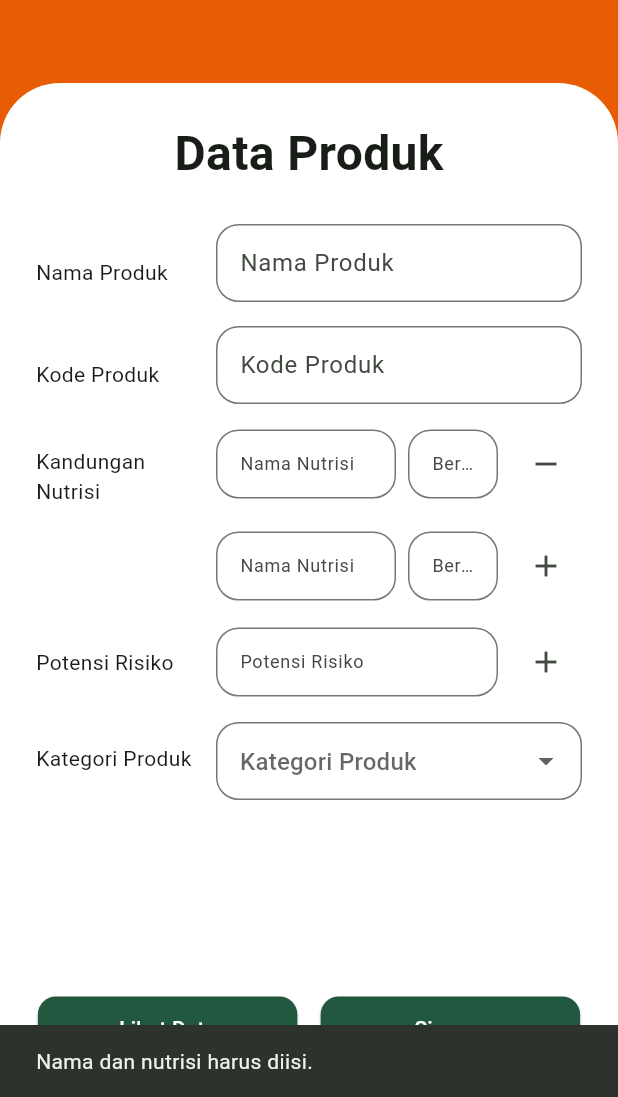
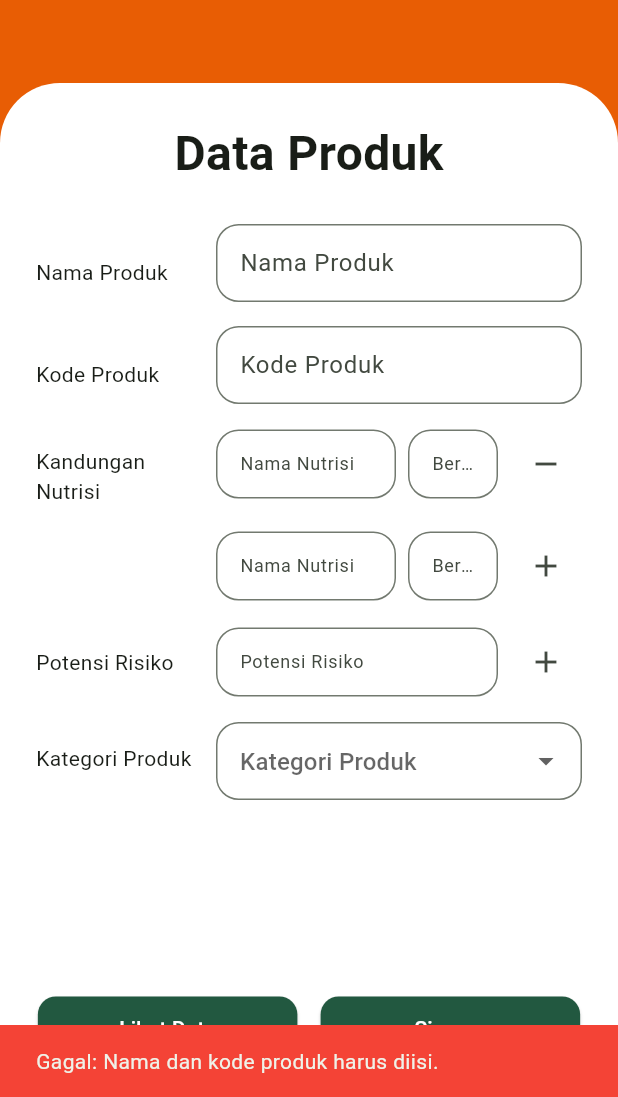
Before and after one commit to salsafds/EatoScan, a Flutter app: the ProductFormPage screen opened directly, after a tap on the "add" icon, after a tap on "Simpan", on a phone screen of 412 x 824 dp, the part 139-1236 px from its top. Run offline on Flutter 3.47's test engine with Material 3 defaults, Android fonts, the phone set to English and light mode, and no system bars; our stand-ins replace google_fonts, hive, hive_flutter, iconsax, image_picker, shared_preferences; missing offline and left inert: mobile_scanner; accounts and stored records are empty.

Commit message:
notify tambah

```diff
--- a/lib/crud_produk.dart
+++ b/lib/crud_produk.dart
@@ -50,33 +50,45 @@ class _ProductFormPageState extends State<ProductFormPage> {
   }
 
   void _simpanProduk() async {
+    // Validate required fields
+    if (_namaController.text.isEmpty || _kodeController.text.isEmpty) {
+      ScaffoldMessenger.of(context).showSnackBar(
+        const SnackBar(
+          content: Text('Gagal: Nama dan kode produk harus diisi.'),
+          backgroundColor: Colors.red,
+          duration: Duration(seconds: 3),
+        ),
+      );
+      return;
+    }
+
+    // Validate nutrition fields
     final nutrisiList = <String>[];
     for (int i = 0; i < _nutrisiNamaControllers.length; i++) {
       final nama = _nutrisiNamaControllers[i].text.trim();
       final berat = _nutrisiBeratControllers[i].text.trim();
-      if (nama.isNotEmpty && berat.isNotEmpty) {
-        nutrisiList.add('$nama ($berat g)');
-      }else{
+      if (nama.isEmpty || berat.isEmpty) {
         ScaffoldMessenger.of(context).showSnackBar(
-        const SnackBar(content: Text('Nama dan nutrisi harus diisi.')),
+          const SnackBar(
+            content: Text('Gagal: Nama dan berat nutrisi harus diisi.'),
+            backgroundColor: Colors.red,
+            duration: Duration(seconds: 3),
+          ),
         );
         return;
       }
+      nutrisiList.add('$nama ($berat g)');
     }
 
+    // Collect risiko list
     final risikoList =
         _risikoControllers
             .map((e) => e.text.trim())
             .where((e) => e.isNotEmpty)
             .toList();
 
-    if (_namaController.text.isEmpty || _kodeController.text.isEmpty) {
-      ScaffoldMessenger.of(context).showSnackBar(
-        const SnackBar(content: Text('Nama dan kode harus diisi.')),
-      );
-      return;
-    }
-
+    try {
+      // Create and save the product
       final produk = ProdukModel(
         nama: _namaController.text,
         kode: _kodeController.text,
@@ -88,6 +100,7 @@ class _ProductFormPageState extends State<ProductFormPage> {
       final produkBox = Hive.box<ProdukModel>('produk');
       await produkBox.add(produk);
 
+      // Clear input fields
       _namaController.clear();
       _kodeController.clear();
       for (var c in _nutrisiNamaControllers) c.clear();
@@ -97,9 +110,24 @@ class _ProductFormPageState extends State<ProductFormPage> {
 
       setState(() {});
 
-    ScaffoldMessenger.of(
-      context,
-    ).showSnackBar(const SnackBar(content: Text('Produk berhasil disimpan.')));
+      // Show success notification
+      ScaffoldMessenger.of(context).showSnackBar(
+        const SnackBar(
+          content: Text('Sukses: Produk berhasil disimpan.'),
+          backgroundColor: Colors.green,
+          duration: Duration(seconds: 3),
+        ),
+      );
+    } catch (e) {
+      // Show failure notification for unexpected errors
+      ScaffoldMessenger.of(context).showSnackBar(
+        SnackBar(
+          content: Text('Gagal: Terjadi kesalahan saat menyimpan produk. ($e)'),
+          backgroundColor: Colors.red,
+          duration: Duration(seconds: 3),
+        ),
+      );
+    }
   }
 
   void _lihatData() {
--- a/pubspec.yaml
+++ b/pubspec.yaml
@@ -30,7 +30,7 @@ environment:
 dependencies:
   collection: ^1.18.0
   mobile_scanner: ^3.5.0
-  flutter_web_barcode_sdk: ^1.0.6
+  #flutter_web_barcode_sdk: ^1.0.6
   image_picker: ^1.0.0
   hive: ^2.2.3
   hive_flutter: ^1.1.0
```
Also changed, not shown: 2 other files. Lines whose indentation alone changed are shown as unchanged.
